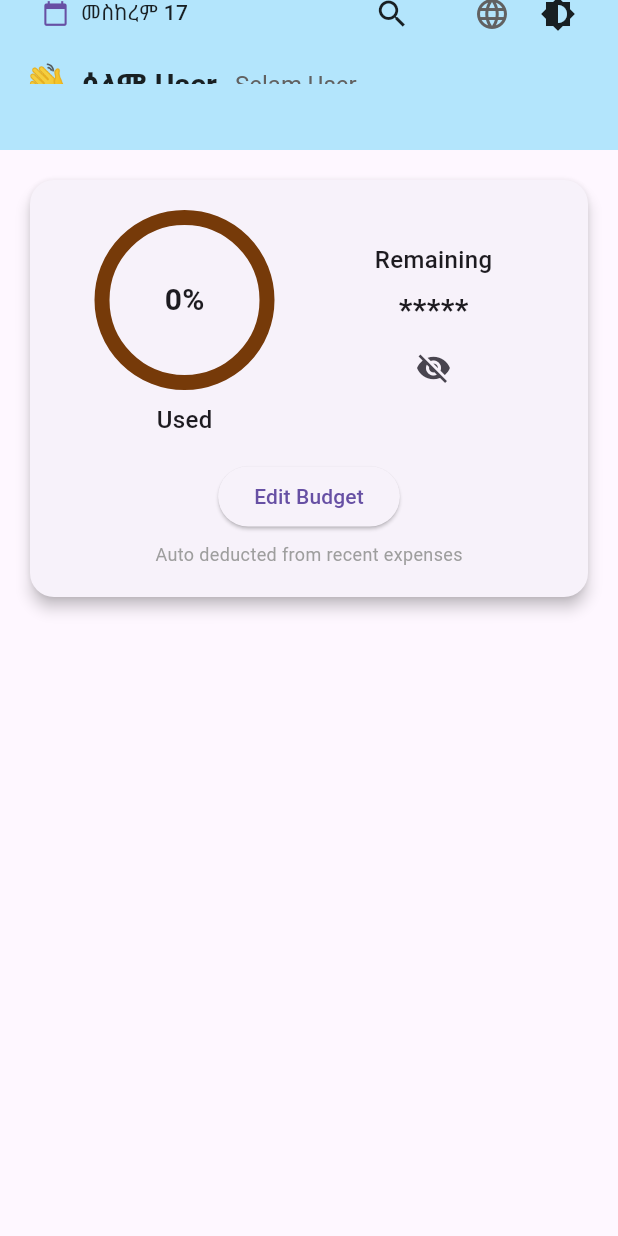
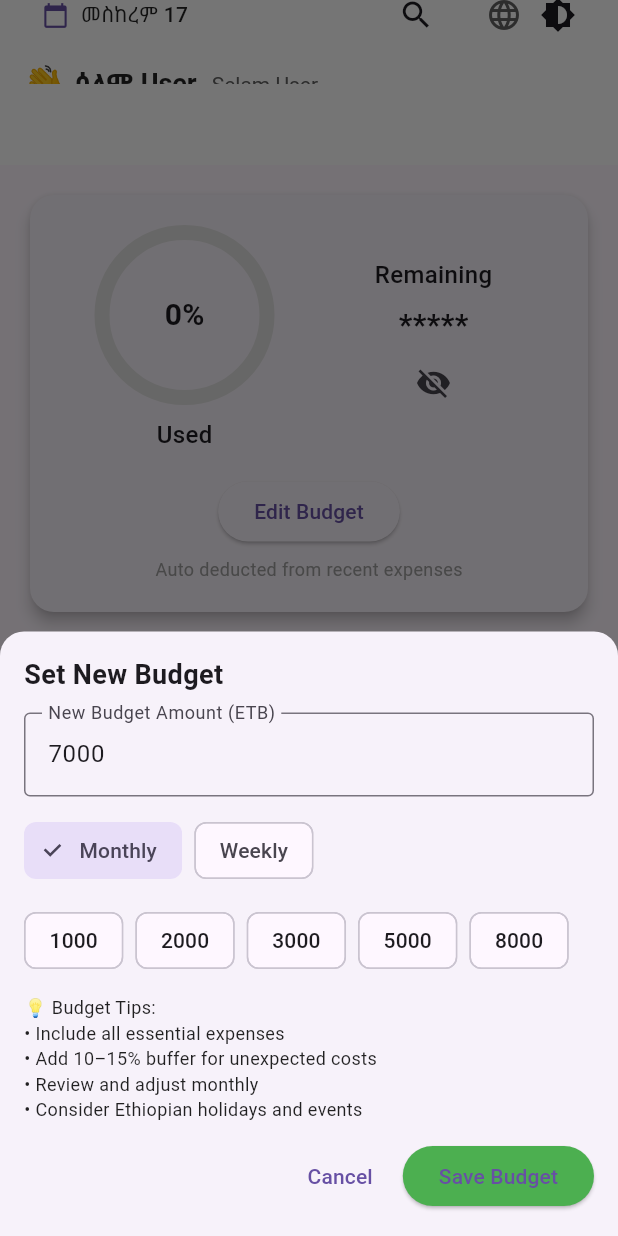
Before and after one commit to Yoni-Berihun/Yegna-Budget, a Flutter app: the HomeContent screen opened directly, after a tap on "Edit Budget", on a phone screen of 412 x 824 dp. Run offline on Flutter 3.47's test engine with Material 3 defaults, Android fonts, the phone set to English and light mode, and no system bars; drawn by our look-alikes of percent_indicator; our stand-ins replace flutter_riverpod, shared_preferences; accounts and stored records are empty.

Commit message:
updated the appbar issues

```diff
--- a/lib/logic/providers/budget_provider.dart
+++ b/lib/logic/providers/budget_provider.dart
@@ -13,6 +13,14 @@ void toggleVisibility() {
   state = state.copyWith(showRemaining: !state.showRemaining);
 }
   BudgetNotifier({double? initial}) : initial = initial ?? 7000;
+void updateBudget(double newBudget) {
+    // Basic validation and safety
+    final sanitized = newBudget.isNaN || newBudget <= 0 ? state.totalBudget : newBudget;
+state = state.copyWith(
+      totalBudget: sanitized,
+      // spentAmount: adjustedSpent, // use if you chose clamping above
+    );
+  }
 
   @override
   BudgetState build() {
--- a/lib/presentation/screens/home/home_content.dart
+++ b/lib/presentation/screens/home/home_content.dart
@@ -3,6 +3,7 @@ import 'package:flutter_riverpod/flutter_riverpod.dart';
 import '../../../logic/providers/user_provider.dart';
 import '../../../logic/providers/budget_provider.dart';
 import 'package:percent_indicator/percent_indicator.dart';
+
 class HomeContent extends ConsumerWidget {
   const HomeContent({super.key});
 
@@ -12,21 +13,20 @@ class HomeContent extends ConsumerWidget {
     final displayName = name.isEmpty ? 'User' : name;
     final budget = ref.watch(budgetProvider);
     final progress = budget.spentAmount / budget.totalBudget;
-final percentage = (progress * 100).toStringAsFixed(0); // e.g. "40"
+    final percentage = (progress * 100).toStringAsFixed(0);
     final remaining = budget.totalBudget - budget.spentAmount;
-
 
     return SafeArea(
       child: Scaffold(
     appBar: PreferredSize(
-          preferredSize: const Size.fromHeight(100),
+  preferredSize: const Size.fromHeight(110),
   child: AppBar(
     automaticallyImplyLeading: false,
-            backgroundColor: Colors.lightBlue[100],
-            foregroundColor: Colors.black87,
+    backgroundColor: Colors.white,
     elevation: 0,
     title: Column(
       crossAxisAlignment: CrossAxisAlignment.start,
+
       children: [
         // Row 1: Calendar + Actions
         Row(
@@ -39,9 +39,9 @@ final remaining = budget.totalBudget - budget.spentAmount;
                   ),
                 );
               },
-                    icon: const Icon(Icons.calendar_today),
+              icon: const Icon(Icons.calendar_today, size: 18),
               label: const Text(
-                      'መስከረም 17', // TODO: dynamically calculate Ethiopian date
+                'መስከረም 17', // TODO: Ethiopian date
                 style: TextStyle(color: Colors.black87),
               ),
             ),
@@ -54,8 +54,6 @@ final remaining = budget.totalBudget - budget.spentAmount;
                 );
               },
             ),
-
-                    const SizedBox(width: 8),
             DropdownButton<String>(
               underline: const SizedBox(),
               icon: const Icon(Icons.language),
@@ -67,8 +65,6 @@ final remaining = budget.totalBudget - budget.spentAmount;
                 // TODO: implement language change
               },
             ),
-
-                    const SizedBox(width: 8),
             IconButton(
               icon: const Icon(Icons.brightness_6),
               onPressed: () {
@@ -84,21 +80,21 @@ final remaining = budget.totalBudget - budget.spentAmount;
         // Row 2: Greeting
         Row(
           children: [
-                  const Text('👋', style: TextStyle(fontSize: 24)),
-                  const SizedBox(width: 8),
+            const Text('👋', style: TextStyle(fontSize: 22)),
+            const SizedBox(width: 6),
             Text(
               'ሰላም $displayName',
               style: const TextStyle(
-                      fontSize: 20,
+                fontSize: 18,
                 fontWeight: FontWeight.w600,
                 color: Colors.black87,
               ),
             ),
-                  const SizedBox(width: 12),
+            const SizedBox(width: 10),
             Text(
               'Selam $displayName',
               style: TextStyle(
-                      fontSize: 16,
+                fontSize: 14,
                 color: Colors.grey[700],
               ),
             ),
@@ -108,27 +104,25 @@ final remaining = budget.totalBudget - budget.spentAmount;
     ),
   ),
 ),
-
-
         body: SingleChildScrollView(
           padding: const EdgeInsets.all(16),
           child: Column(
             crossAxisAlignment: CrossAxisAlignment.start,
-            children:[
+            children: [
               Card(
                 elevation: 4,
-  shape: RoundedRectangleBorder(borderRadius: BorderRadius.circular(16)),
+                shape: RoundedRectangleBorder(
+                    borderRadius: BorderRadius.circular(16)),
                 child: Padding(
                   padding: const EdgeInsets.all(20),
                   child: Column(
                     children: [
                       Row(
                         children: [
+                          // Left column
                           Expanded(
                             child: Column(
                               mainAxisAlignment: MainAxisAlignment.center,
-
-                // Left column: circular progress bar
                               children: [
                                 CircularPercentIndicator(
                                   radius: 60,
@@ -136,27 +130,35 @@ final remaining = budget.totalBudget - budget.spentAmount;
                                   percent: progress.clamp(0.0, 1.0),
                                   center: Text(
                                     '$percentage%',
-                                  style: const TextStyle(fontSize: 20, fontWeight: FontWeight.bold),
+                                    style: const TextStyle(
+                                        fontSize: 20,
+                                        fontWeight: FontWeight.bold),
                                   ),
                                   progressColor: Colors.blueAccent,
-                    backgroundColor: const Color(0xFF763A09),
+                                  backgroundColor: Colors.grey[300]!,
                                   animation: true,
                                 ),
                                 const SizedBox(height: 8),
-                      Text(
+                                const Text(
                                   'Used',
-                        style: TextStyle(fontSize: 16, fontWeight: FontWeight.w500),
+                                  style: TextStyle(
+                                      fontSize: 16,
+                                      fontWeight: FontWeight.w500),
                                 ),
                               ],
                             ),
                           ),
+                          // Right column
                           Expanded(
                             child: Column(
+                              mainAxisAlignment: MainAxisAlignment.center,
                               crossAxisAlignment: CrossAxisAlignment.center,
                               children: [
                                 const Text(
                                   'Remaining',
-        style: TextStyle(fontSize: 16, fontWeight: FontWeight.w500),
+                                  style: TextStyle(
+                                      fontSize: 16,
+                                      fontWeight: FontWeight.w500),
                                 ),
                                 const SizedBox(height: 8),
                                 Text(
@@ -170,10 +172,14 @@ final remaining = budget.totalBudget - budget.spentAmount;
                                 ),
                                 IconButton(
                                   icon: Icon(
-          budget.showRemaining ? Icons.visibility : Icons.visibility_off,
+                                    budget.showRemaining
+                                        ? Icons.visibility
+                                        : Icons.visibility_off,
                                   ),
                                   onPressed: () {
-          ref.read(budgetProvider.notifier).toggleVisibility();
+                                    ref
+                                        .read(budgetProvider.notifier)
+                                        .toggleVisibility();
                                   },
                                 ),
                               ],
@@ -186,14 +192,25 @@ final remaining = budget.totalBudget - budget.spentAmount;
                         children: [
                           ElevatedButton(
                             onPressed: () {
-                // TODO: open edit budget modal
+                              showModalBottomSheet(
+                                context: context,
+                                isScrollControlled: true,
+                                shape: const RoundedRectangleBorder(
+                                  borderRadius: BorderRadius.vertical(
+                                      top: Radius.circular(16)),
+                                ),
+                                builder: (context) {
+                                  return const EditBudgetSheet();
+                                },
+                              );
                             },
                             child: const Text('Edit Budget'),
                           ),
                           const SizedBox(height: 6),
                           const Text(
                             'Auto deducted from recent expenses',
-              style: TextStyle(fontSize: 12, color: Colors.grey),
+                            style:
+                                TextStyle(fontSize: 12, color: Colors.grey),
                           ),
                         ],
                       ),
@@ -209,30 +226,141 @@ final remaining = budget.totalBudget - budget.spentAmount;
   }
 }
 
-// Reusable quick action button
-class _QuickAction extends StatelessWidget {
-  final IconData icon;
-  final String label;
+// ----------------- Edit Budget Bottom Sheet -----------------
 
-  const _QuickAction({required this.icon, required this.label});
+
+class EditBudgetSheet extends ConsumerStatefulWidget {
+  const EditBudgetSheet({super.key});
+
+  @override
+  ConsumerState<EditBudgetSheet> createState() => _EditBudgetSheetState();
+}
+
+class _EditBudgetSheetState extends ConsumerState<EditBudgetSheet> {
+  final TextEditingController _controller = TextEditingController();
+  String _period = 'Monthly';
+
+  @override
+  void initState() {
+    super.initState();
+    final currentBudget = ref.read(budgetProvider).totalBudget;
+    _controller.text = currentBudget.toStringAsFixed(0);
+  }
 
   @override
   Widget build(BuildContext context) {
-    return InkWell(
-      borderRadius: BorderRadius.circular(12),
-      onTap: () {
-        // TODO: hook into navigation later
+    return Padding(
+      padding: EdgeInsets.only(
+        left: 16,
+        right: 16,
+        top: 16,
+        bottom: MediaQuery.of(context).viewInsets.bottom + 16,
+      ),
+      child: SingleChildScrollView(
+        child: Column(
+          crossAxisAlignment: CrossAxisAlignment.start,
+          mainAxisSize: MainAxisSize.min,
+          children: [
+            const Text(
+              'Set New Budget',
+              style: TextStyle(fontWeight: FontWeight.bold, fontSize: 18),
+            ),
+            const SizedBox(height: 12),
+
+            // Input field
+            TextField(
+              controller: _controller,
+              decoration: const InputDecoration(
+                labelText: 'New Budget Amount (ETB)',
+                border: OutlineInputBorder(),
+              ),
+              keyboardType: TextInputType.number,
+            ),
+            const SizedBox(height: 12),
+
+            // Period toggle
+            Row(
+              children: [
+                ChoiceChip(
+                  label: const Text('Monthly'),
+                  selected: _period == 'Monthly',
+                  onSelected: (_) => setState(() => _period = 'Monthly'),
+                ),
+                const SizedBox(width: 8),
+                ChoiceChip(
+                  label: const Text('Weekly'),
+                  selected: _period == 'Weekly',
+                  onSelected: (_) => setState(() => _period = 'Weekly'),
+                ),
+              ],
+            ),
+            const SizedBox(height: 12),
+
+            // Quick suggestions
+            Wrap(
+              spacing: 8,
+              children: [
+                for (var amount in [1000, 2000, 3000, 5000, 8000])
+                  ActionChip(
+                    label: Text('$amount'),
+                    onPressed: () {
+                      _controller.text = amount.toString();
                     },
-      child: Column(
+                  ),
+              ],
+            ),
+            const SizedBox(height: 12),
+
+            // Tips
+            const Text(
+              '💡 Budget Tips:\n'
+              '• Include all essential expenses\n'
+              '• Add 10–15% buffer for unexpected costs\n'
+              '• Review and adjust monthly\n'
+              '• Consider Ethiopian holidays and events',
+              style: TextStyle(fontSize: 12, color: Colors.black87),
+            ),
+            const SizedBox(height: 12),
+
+            // Buttons
+            Row(
+              mainAxisAlignment: MainAxisAlignment.end,
               children: [
-          CircleAvatar(
-            radius: 28,
-            backgroundColor: Colors.blueAccent,
-            child: Icon(icon, color: Colors.white, size: 28),
+                TextButton(
+                  onPressed: () => Navigator.pop(context),
+                  child: const Text('Cancel'),
                 ),
-          const SizedBox(height: 6),
-          Text(label, style: const TextStyle(fontSize: 14)),
+                const SizedBox(width: 8),
+                ElevatedButton(
+                  onPressed: () {
+                    final entered = double.tryParse(_controller.text);
+                    if (entered != null && entered > 0) {
+                      // Update provider (ensure BudgetNotifier has updateBudget)
+                      ref.read(budgetProvider.notifier).updateBudget(entered);
+
+                      Navigator.pop(context);
+                      ScaffoldMessenger.of(context).showSnackBar(
+                        const SnackBar(
+                          content: Text('Budget updated successfully! ✅'),
+                        ),
+                      );
+                    } else {
+                      ScaffoldMessenger.of(context).showSnackBar(
+                        const SnackBar(
+                          content: Text('Please enter a valid amount ❌'),
+                        ),
+                      );
+                    }
+                  },
+                  style: ElevatedButton.styleFrom(
+                    backgroundColor: Colors.green,
+                  ),
+                  child: const Text('Save Budget'),
+                ),
               ],
+            ),
+          ],
+        ),
       ),
     );
   }
```
Lines whose indentation alone changed are shown as unchanged.
